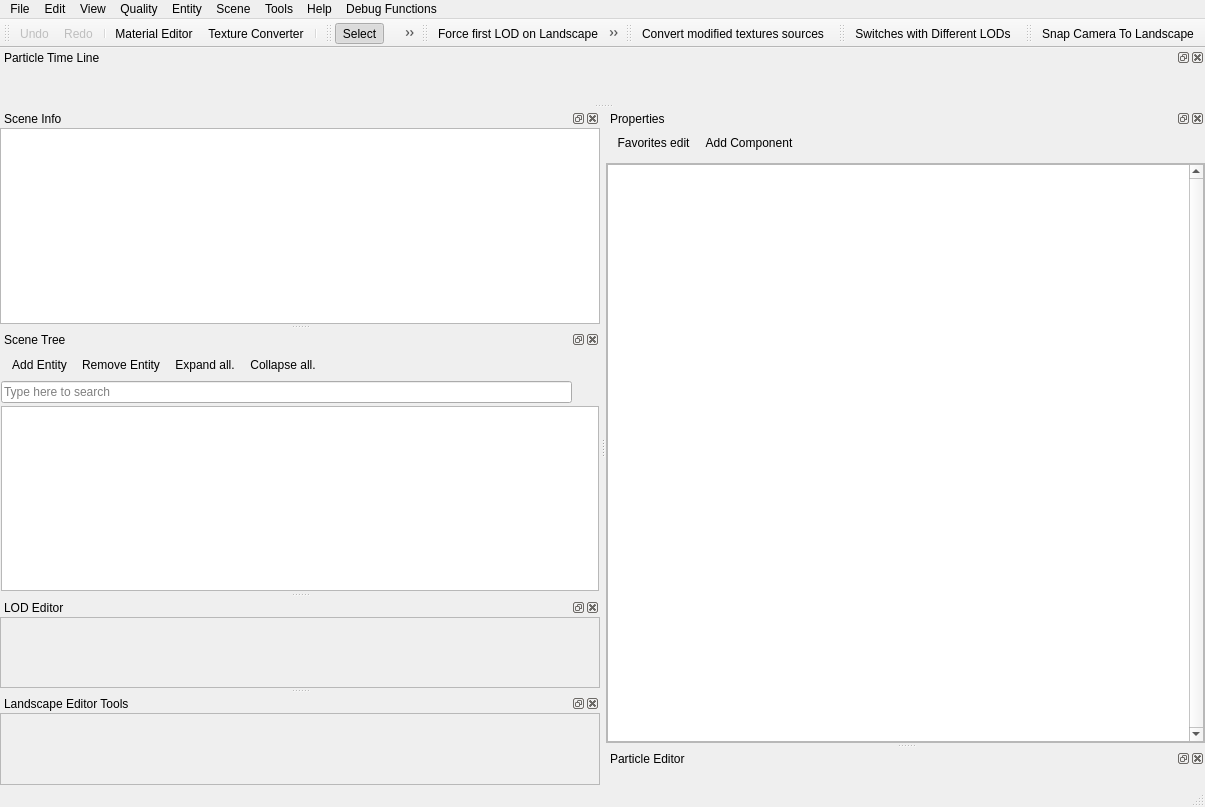
First picture: the form in Programs/ResourceEditor/DataQt/mainwindow.ui, repository xaoctech/dava.engine, before the edit.
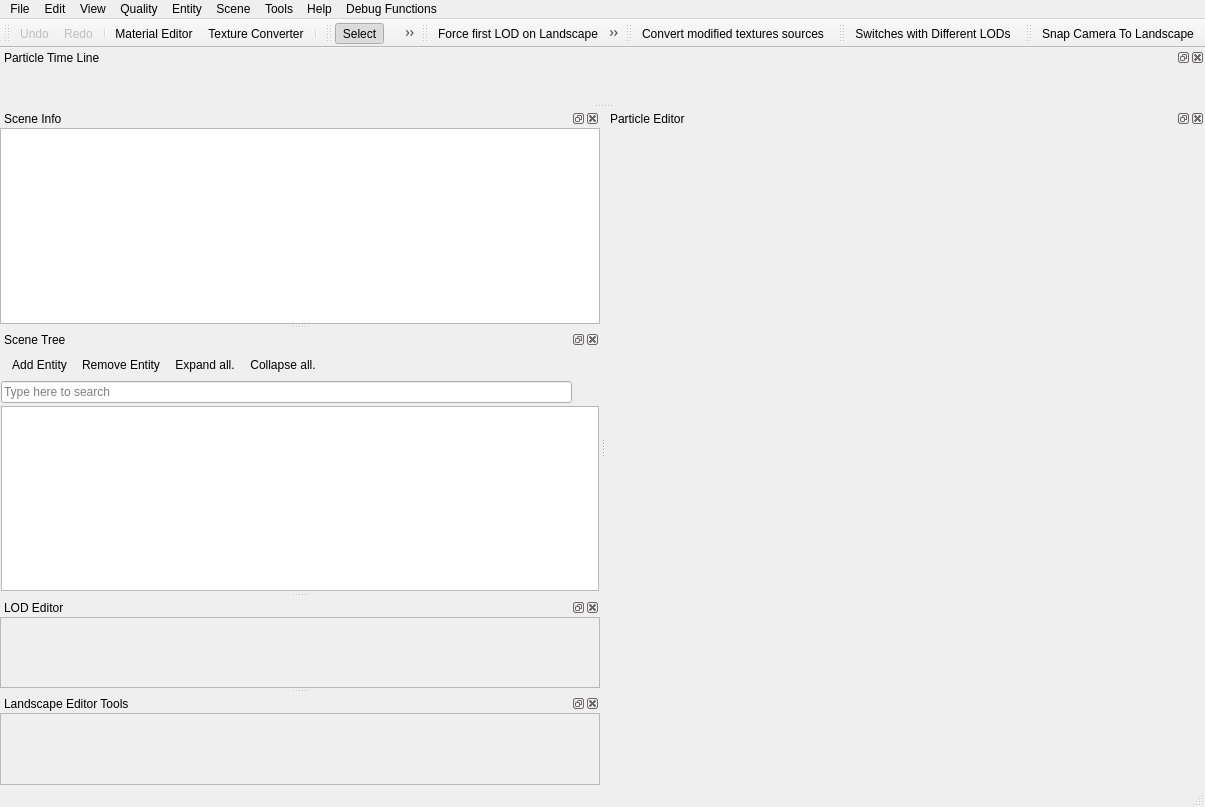
Second picture: the form after the edit. Icons and pictures are not drawn. Custom widgets are drawn as their Qt base class.

Commit message: [DF-14503] PropertyEditor removed. Introspection from 3D objects removed except NMaterial

The edit to the form file:
```diff
--- a/Programs/ResourceEditor/DataQt/mainwindow.ui
+++ b/Programs/ResourceEditor/DataQt/mainwindow.ui
@@ -41,110 +41,6 @@
     </property>
    </layout>
   </widget>
-  <widget class="DockProperties" name="dockProperties">
-   <property name="minimumSize">
-    <size>
-     <width>150</width>
-     <height>342</height>
-    </size>
-   </property>
-   <property name="windowIcon">
-    <iconset resource="Resources.qrc">
-     <normaloff>:/QtIcons/settings.png</normaloff>:/QtIcons/settings.png</iconset>
-   </property>
-   <property name="floating">
-    <bool>false</bool>
-   </property>
-   <property name="windowTitle">
-    <string>Properties</string>
-   </property>
-   <property name="layoutTags" stdset="0">
-    <string notr="true">dockProperties</string>
-   </property>
-   <attribute name="dockWidgetArea">
-    <number>2</number>
-   </attribute>
-   <widget class="QWidget" name="propertiesBody">
-    <layout class="QVBoxLayout" name="verticalLayout_5">
-     <property name="spacing">
-      <number>3</number>
-     </property>
-     <property name="margin">
-      <number>0</number>
-     </property>
-     <item>
-      <widget class="QToolBar" name="propertiesToolBar">
-       <property name="iconSize">
-        <size>
-         <width>16</width>
-         <height>16</height>
-        </size>
-       </property>
-       <property name="toolButtonStyle">
-        <enum>Qt::ToolButtonIconOnly</enum>
-       </property>
-       <addaction name="actionFavoritesEdit"/>
-       <addaction name="actionAddNewComponent"/>
-      </widget>
-     </item>
-     <item>
-      <widget class="QFrame" name="frame_6">
-       <property name="enabled">
-        <bool>false</bool>
-       </property>
-       <layout class="QHBoxLayout" name="horizontalLayout_2">
-        <property name="spacing">
-         <number>3</number>
-        </property>
-        <property name="margin">
-         <number>0</number>
-        </property>
-       </layout>
-      </widget>
-     </item>
-     <item>
-      <widget class="QFrame" name="frame">
-       <property name="frameShape">
-        <enum>QFrame::StyledPanel</enum>
-       </property>
-       <property name="frameShadow">
-        <enum>QFrame::Raised</enum>
-       </property>
-       <layout class="QVBoxLayout" name="verticalLayout">
-        <property name="spacing">
-         <number>1</number>
-        </property>
-        <property name="margin">
-         <number>0</number>
-        </property>
-        <item>
-         <widget class="PropertyEditor" name="propertyEditor">
-          <property name="sizePolicy">
-           <sizepolicy hsizetype="Expanding" vsizetype="Expanding">
-            <horstretch>0</horstretch>
-            <verstretch>0</verstretch>
-           </sizepolicy>
-          </property>
-          <property name="verticalScrollBarPolicy">
-           <enum>Qt::ScrollBarAlwaysOn</enum>
-          </property>
-          <property name="editTriggers">
-           <set>QAbstractItemView::AllEditTriggers</set>
-          </property>
-          <property name="selectionMode">
-           <enum>QAbstractItemView::SingleSelection</enum>
-          </property>
-          <property name="indentation">
-           <number>20</number>
-          </property>
-         </widget>
-        </item>
-       </layout>
-      </widget>
-     </item>
-    </layout>
-   </widget>
-  </widget>
   <widget class="QToolBar" name="mainToolBar">
    <property name="windowTitle">
     <string>Main Toolbar</string>
@@ -1935,11 +1831,6 @@
  </widget>
  <layoutdefault spacing="6" margin="11"/>
  <customwidgets>
-  <customwidget>
-   <class>PropertyEditor</class>
-   <extends>QTreeView</extends>
-   <header>DockProperties/PropertyEditor.h</header>
-  </customwidget>
   <customwidget>
    <class>ParticleEditorWidget</class>
    <extends>QWidget</extends>
@@ -1979,12 +1870,6 @@
    <header>DockLandscapeEditorControls/LandscapeEditorControlsPlaceholder.h</header>
    <container>1</container>
   </customwidget>
-  <customwidget>
-   <class>DockProperties</class>
-   <extends>QDockWidget</extends>
-   <header>DockProperties/DockProperties.h</header>
-   <container>1</container>
-  </customwidget>
  </customwidgets>
  <resources>
   <include location="Resources.qrc"/>
```
Left out of the diff: 72 changed lines with no effect on the pictures. The commit also changes 64 other files.
